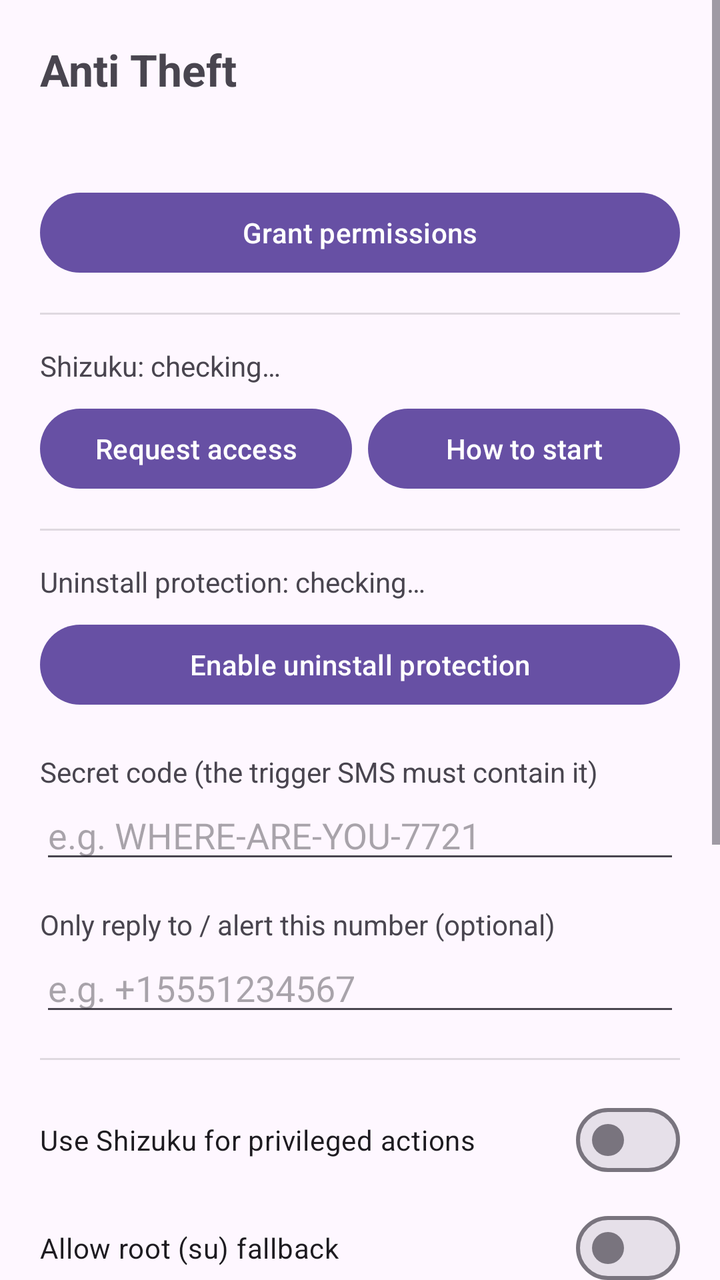
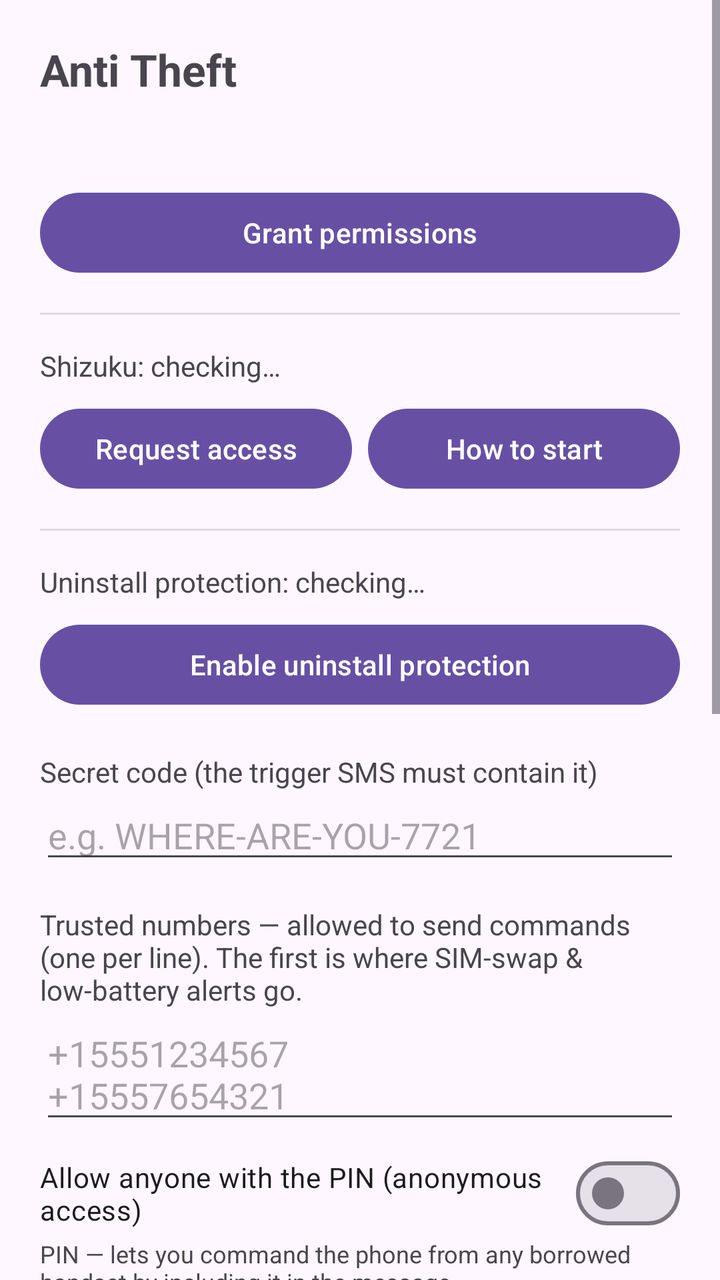

Two renders of the same Android screen: before a commit and after it. Below are the layout's source before the change and the commit's diff.
<!-- AndroidManifest.xml: application theme Theme.Material3.DayNight -->
<!-- res/layout/activity_main.xml -->
<?xml version="1.0" encoding="utf-8"?>
<ScrollView xmlns:android="http://schemas.android.com/apk/res/android"
    android:layout_width="match_parent"
    android:layout_height="match_parent">

    <LinearLayout
        android:layout_width="match_parent"
        android:layout_height="wrap_content"
        android:orientation="vertical"
        android:padding="20dp">

        <TextView
            android:layout_width="match_parent"
            android:layout_height="wrap_content"
            android:text="@string/app_name"
            android:textSize="22sp"
            android:textStyle="bold"
            android:paddingBottom="12dp" />

        <TextView
            android:id="@+id/txtStatus"
            android:layout_width="match_parent"
            android:layout_height="wrap_content"
            android:paddingBottom="12dp" />

        <Button
            android:id="@+id/btnPerms"
            android:layout_width="match_parent"
            android:layout_height="wrap_content"
            android:text="Grant permissions" />

        
        <View
            android:layout_width="match_parent"
            android:layout_height="1dp"
            android:layout_marginVertical="16dp"
            android:background="?android:attr/listDivider" />

        <TextView
            android:id="@+id/txtShizuku"
            android:layout_width="match_parent"
            android:layout_height="wrap_content"
            android:text="Shizuku: checking…"
            android:paddingBottom="8dp" />

        <LinearLayout
            android:layout_width="match_parent"
            android:layout_height="wrap_content"
            android:orientation="horizontal">

            <Button
                android:id="@+id/btnShizuku"
                android:layout_width="0dp"
                android:layout_weight="1"
                android:layout_height="wrap_content"
                android:layout_marginEnd="8dp"
                android:text="Request access" />

            <Button
                android:id="@+id/btnGuide"
                android:layout_width="0dp"
                android:layout_weight="1"
                android:layout_height="wrap_content"
                android:text="How to start" />
        </LinearLayout>

        
        <View
            android:layout_width="match_parent"
            android:layout_height="1dp"
            android:layout_marginVertical="16dp"
            android:background="?android:attr/listDivider" />

        <TextView
            android:id="@+id/txtAdmin"
            android:layout_width="match_parent"
            android:layout_height="wrap_content"
            android:text="Uninstall protection: checking…"
            android:paddingBottom="8dp" />

        <Button
            android:id="@+id/btnAdmin"
            android:layout_width="match_parent"
            android:layout_height="wrap_content"
            android:text="Enable uninstall protection" />

        
        <TextView
            android:layout_width="match_parent"
            android:layout_height="wrap_content"
            android:text="Secret code (the trigger SMS must contain it)"
            android:paddingTop="20dp" />

        <EditText
            android:id="@+id/editCode"
            android:layout_width="match_parent"
            android:layout_height="wrap_content"
            android:hint="e.g. WHERE-ARE-YOU-7721"
            android:inputType="text" />

        <TextView
            android:layout_width="match_parent"
            android:layout_height="wrap_content"
            android:text="Only reply to / alert this number (optional)"
            android:paddingTop="16dp" />

        <EditText
            android:id="@+id/editSender"
            android:layout_width="match_parent"
            android:layout_height="wrap_content"
            android:hint="e.g. +15551234567"
            android:inputType="phone" />

        
        <View
            android:layout_width="match_parent"
            android:layout_height="1dp"
            android:layout_marginVertical="16dp"
            android:background="?android:attr/listDivider" />

        <com.google.android.material.materialswitch.MaterialSwitch
            android:id="@+id/switchShizuku"
            android:layout_width="match_parent"
            android:layout_height="wrap_content"
            android:text="Use Shizuku for privileged actions" />

        <com.google.android.material.materialswitch.MaterialSwitch
            android:id="@+id/switchRoot"
            android:layout_width="match_parent"
            android:layout_height="wrap_content"
            android:paddingTop="12dp"
            android:text="Allow root (su) fallback" />

        <com.google.android.material.materialswitch.MaterialSwitch
            android:id="@+id/switchAutoData"
            android:layout_width="match_parent"
            android:layout_height="wrap_content"
            android:paddingTop="12dp"
            android:text="Turn ON mobile data when triggered" />

        <com.google.android.material.materialswitch.MaterialSwitch
            android:id="@+id/switchAutoLoc"
            android:layout_width="match_parent"
            android:layout_height="wrap_content"
            android:paddingTop="12dp"
            android:text="Turn ON location when triggered" />

        <com.google.android.material.materialswitch.MaterialSwitch
            android:id="@+id/switchRing"
            android:layout_width="match_parent"
            android:layout_height="wrap_content"
            android:paddingTop="12dp"
            android:text="Allow RING / find-phone alarm" />

        <com.google.android.material.materialswitch.MaterialSwitch
            android:id="@+id/switchSim"
            android:layout_width="match_parent"
            android:layout_height="wrap_content"
            android:paddingTop="12dp"
            android:text="SIM-change anti-theft alert" />

        <com.google.android.material.materialswitch.MaterialSwitch
            android:id="@+id/switchBattery"
            android:layout_width="match_parent"
            android:layout_height="wrap_content"
            android:paddingTop="12dp"
            android:text="Low-battery auto-locate" />

        <Button
            android:id="@+id/btnSave"
            android:layout_width="match_parent"
            android:layout_height="wrap_content"
            android:layout_marginTop="20dp"
            android:text="Save settings" />

    </LinearLayout>
</ScrollView>
<!-- resources referenced by this layout -->
<resources>
  <string name="app_name">Anti Theft</string>
</resources>

<!-- the commit's change to res/layout/activity_main.xml (unified diff, before → after) -->
@@ -101,15 +101,38 @@
         <TextView
             android:layout_width="match_parent"
             android:layout_height="wrap_content"
-            android:text="Only reply to / alert this number (optional)"
+            android:text="Trusted numbers — allowed to send commands (one per line). The first is where SIM-swap &amp; low-battery alerts go."
             android:paddingTop="16dp" />
 
         <EditText
-            android:id="@+id/editSender"
-            android:layout_width="match_parent"
-            android:layout_height="wrap_content"
-            android:hint="e.g. +15551234567"
-            android:inputType="phone" />
+            android:id="@+id/editTrusted"
+            android:layout_width="match_parent"
+            android:layout_height="wrap_content"
+            android:hint="+15551234567&#10;+15557654321"
+            android:gravity="top"
+            android:minLines="2"
+            android:inputType="textMultiLine|phone" />
+
+        <com.google.android.material.materialswitch.MaterialSwitch
+            android:id="@+id/switchPin"
+            android:layout_width="match_parent"
+            android:layout_height="wrap_content"
+            android:paddingTop="12dp"
+            android:text="Allow anyone with the PIN (anonymous access)" />
+
+        <TextView
+            android:layout_width="match_parent"
+            android:layout_height="wrap_content"
+            android:text="PIN — lets you command the phone from any borrowed handset by including it in the message"
+            android:textSize="12sp"
+            android:paddingTop="4dp" />
+
+        <EditText
+            android:id="@+id/editPin"
+            android:layout_width="match_parent"
+            android:layout_height="wrap_content"
+            android:hint="e.g. 4821"
+            android:inputType="text" />
 
         
         <View
